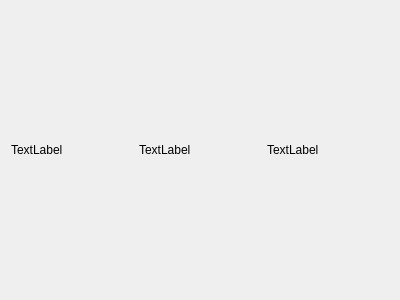
This is frontend/3letterfaults.ui in slaclab/cavityDisplay as Qt 5 draws it before an edit. The edited form follows.
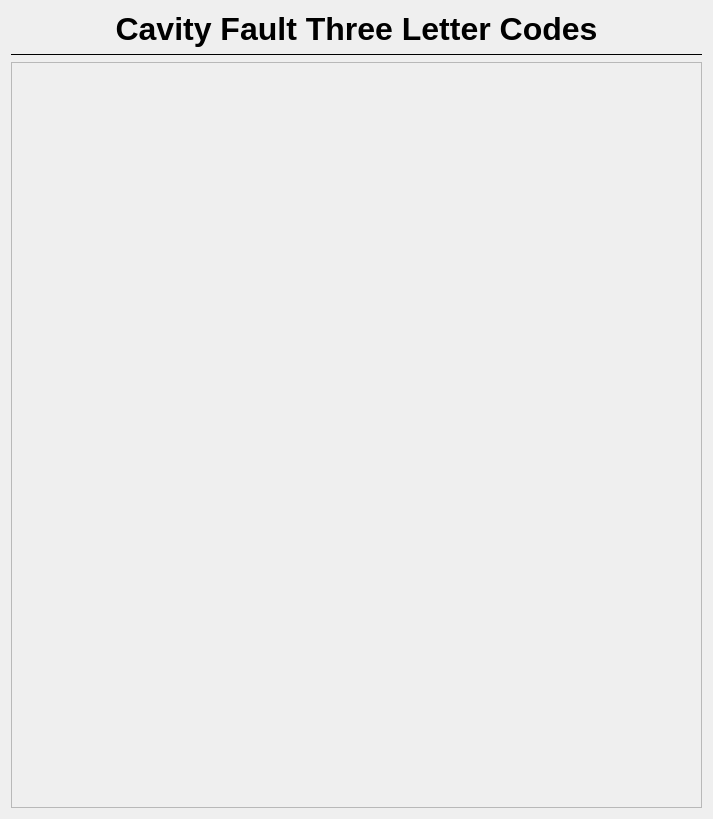
This is the edited form.

Commit message: Cavity fault display and TLC display are visually appealing (#12)

Patch:
```diff
--- a/frontend/3letterfaults.ui
+++ b/frontend/3letterfaults.ui
@@ -6,8 +6,8 @@
    <rect>
     <x>0</x>
     <y>0</y>
-    <width>400</width>
-    <height>300</height>
+    <width>713</width>
+    <height>819</height>
    </rect>
   </property>
   <property name="windowTitle">
@@ -16,29 +16,54 @@
   <property name="styleSheet">
    <string notr="true"/>
   </property>
-  <layout class="QHBoxLayout" name="horizontalLayout">
+  <layout class="QVBoxLayout" name="verticalLayout_2">
    <item>
     <widget class="QLabel" name="label">
+     <property name="font">
+      <font>
+       <pointsize>24</pointsize>
+       <weight>75</weight>
+       <bold>true</bold>
+      </font>
+     </property>
      <property name="text">
-      <string>TextLabel</string>
+      <string>Cavity Fault Three Letter Codes</string>
      </property>
      <property name="alignment">
-      <set>Qt::AlignLeading|Qt::AlignLeft|Qt::AlignVCenter</set>
+      <set>Qt::AlignCenter</set>
      </property>
     </widget>
    </item>
    <item>
-    <widget class="QLabel" name="label_2">
-     <property name="text">
-      <string>TextLabel</string>
+    <widget class="Line" name="line">
+     <property name="frameShadow">
+      <enum>QFrame::Plain</enum>
      </property>
+     <property name="orientation">
+      <enum>Qt::Horizontal</enum>
+     </property>
     </widget>
    </item>
    <item>
-    <widget class="QLabel" name="label_3">
-     <property name="text">
-      <string>TextLabel</string>
+    <widget class="QScrollArea" name="scrollArea">
+     <property name="widgetResizable">
+      <bool>true</bool>
      </property>
+     <widget class="QWidget" name="scrollAreaWidgetContents">
+      <property name="geometry">
+       <rect>
+        <x>0</x>
+        <y>0</y>
+        <width>687</width>
+        <height>739</height>
+       </rect>
+      </property>
+      <layout class="QVBoxLayout" name="verticalLayout">
+       <item>
+        <layout class="QVBoxLayout" name="tlclayout"/>
+       </item>
+      </layout>
+     </widget>
     </widget>
    </item>
   </layout>
```
The commit also changes 3 other files.
